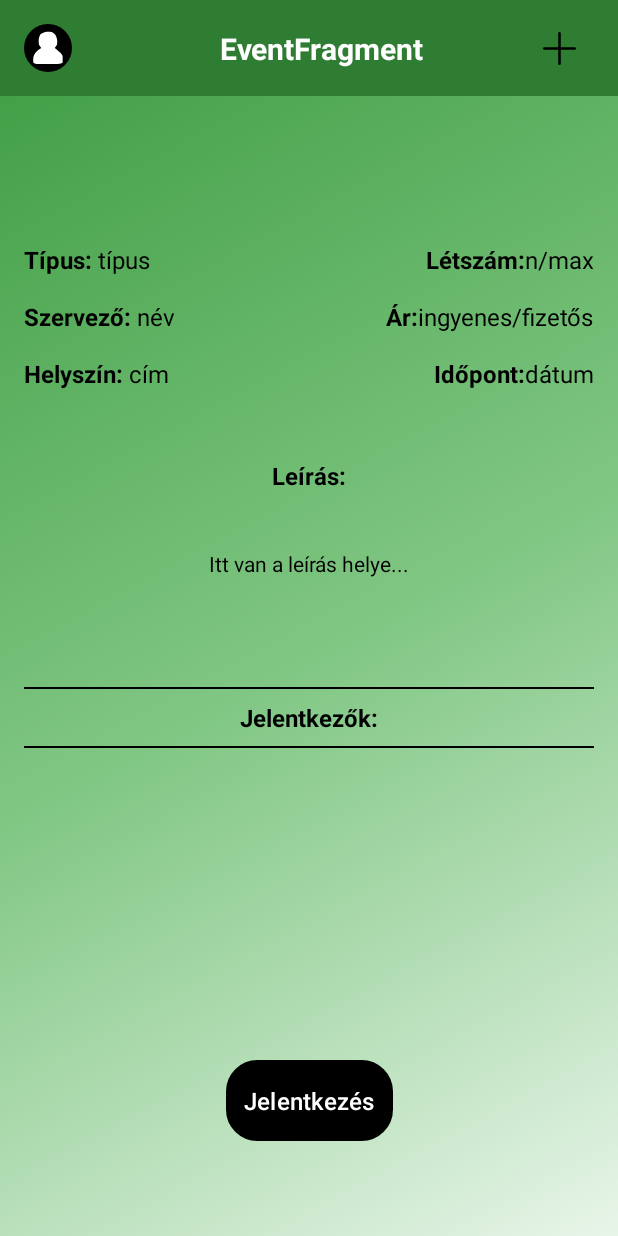
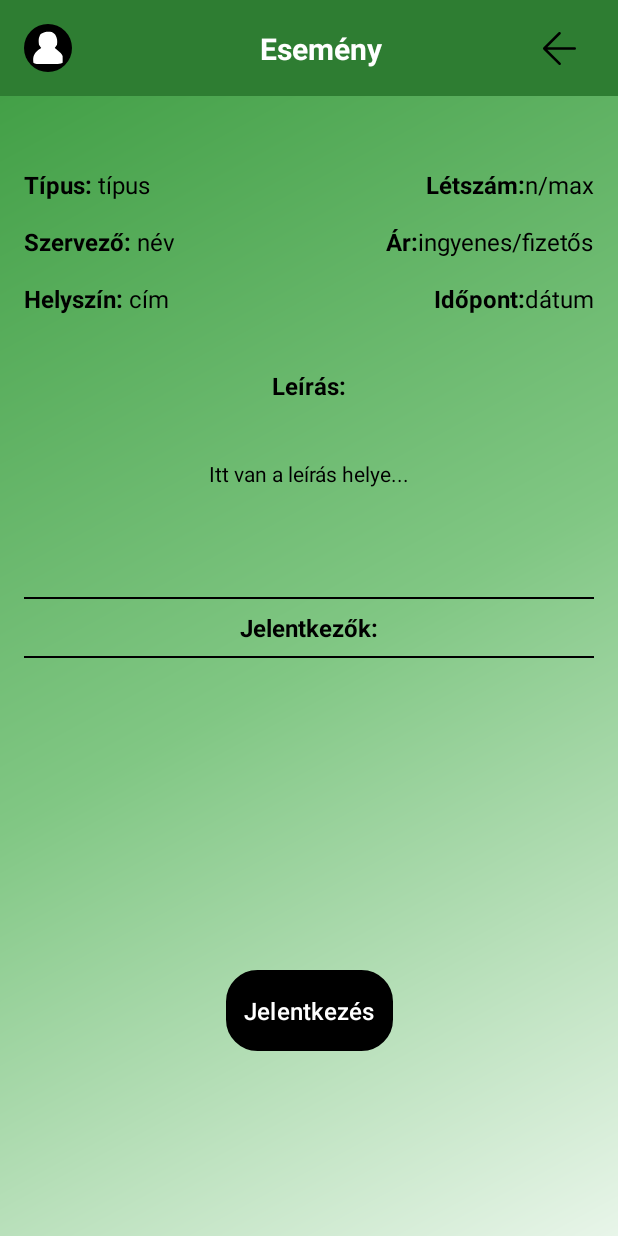
Before and after one commit to leko-szabolcs/Isport-Mobilok-II-beadando, an Android app: the EventFragment screen opened through its navigation route, on a phone screen of 412 x 824 dp. Run offline under Robolectric (Android 15) with nearby library versions, the phone set to English and light mode, and no system bars; our stand-ins replace Dagger/Hilt's generated code; 12 statements that could not run were skipped.

Commit message:
Bugfix: kisebb UI változtatások

```diff
--- a/app/src/main/java/beadando/isports_app/MainActivity.java
+++ b/app/src/main/java/beadando/isports_app/MainActivity.java
@@ -90,7 +90,9 @@ public class MainActivity extends AppCompatActivity {
                         toolbarTitle.setText("Új esemény");
                     } else if (destination.getId() == R.id.editProfileFragment) {
                         toolbarTitle.setText("Profil szerkesztés");
-                    } else {
+                    } else if (destination.getId() == R.id.eventFragment) {
+                        toolbarTitle.setText("Esemény");
+                    }else {
                         toolbarTitle.setText(destination.getLabel());
                     }
                 }
@@ -104,7 +106,7 @@ public class MainActivity extends AppCompatActivity {
                 }
 
                 if (addEventButton != null) {
-                    if (destination.getId() == R.id.profileFragment || destination.getId() == R.id.addEventFragment || destination.getId() == R.id.editProfileFragment) {
+                    if (destination.getId() == R.id.eventFragment || destination.getId() == R.id.profileFragment || destination.getId() == R.id.addEventFragment || destination.getId() == R.id.editProfileFragment) {
                         addEventButton.setImageResource(R.drawable.ic_back);
                         addEventButton.setOnClickListener(v -> {
                             navController.navigate(R.id.mainFragment);
--- a/app/src/main/res/layout/fragment_event.xml
+++ b/app/src/main/res/layout/fragment_event.xml
@@ -11,7 +11,7 @@
         android:id="@+id/tvTypeLabel"
         android:layout_width="wrap_content"
         android:layout_height="wrap_content"
-        android:layout_marginTop="82dp"
+        android:layout_marginTop="32dp"
         android:text="Típus:"
         android:textColor="@color/black"
         android:textSize="16sp"
@@ -34,7 +34,7 @@
         android:id="@+id/tvParticipantsLabel"
         android:layout_width="wrap_content"
         android:layout_height="wrap_content"
-        android:layout_marginTop="82dp"
+        android:layout_marginTop="32dp"
         android:text="Létszám:"
         android:textColor="@color/black"
         android:textSize="16sp"
@@ -146,7 +146,7 @@
         android:id="@+id/tvDescriptionLabel"
         android:layout_width="wrap_content"
         android:layout_height="wrap_content"
-        android:layout_marginTop="46dp"
+        android:layout_marginTop="36dp"
         android:text="Leírás:"
         android:textColor="@color/black"
         android:textSize="16sp"
```
